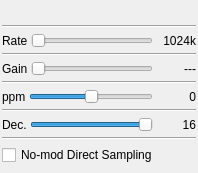
Old version of the form plugins/samplesource/rtlsdr/rtlsdrgui.ui in the repository f4exb/sdrangel.
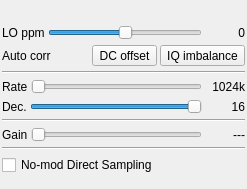
New version of the form. Custom widgets are drawn as their Qt base class.

Commit message: RTLSDR: DC offset and IQ imbalance buttons. Standard device ID in plugin

```diff
--- a/plugins/samplesource/rtlsdr/rtlsdrgui.ui
+++ b/plugins/samplesource/rtlsdr/rtlsdrgui.ui
@@ -6,8 +6,8 @@
    <rect>
     <x>0</x>
     <y>0</y>
-    <width>198</width>
-    <height>173</height>
+    <width>247</width>
+    <height>189</height>
    </rect>
   </property>
   <property name="sizePolicy">
@@ -96,6 +96,80 @@
      </item>
     </layout>
    </item>
+   <item>
+    <layout class="QGridLayout" name="gridLayout_ppm">
+     <property name="spacing">
+      <number>3</number>
+     </property>
+     <item row="0" column="1">
+      <widget class="QSlider" name="ppm">
+       <property name="minimum">
+        <number>-99</number>
+       </property>
+       <property name="pageStep">
+        <number>1</number>
+       </property>
+       <property name="orientation">
+        <enum>Qt::Horizontal</enum>
+       </property>
+      </widget>
+     </item>
+     <item row="0" column="2">
+      <widget class="QLabel" name="ppmText">
+       <property name="minimumSize">
+        <size>
+         <width>40</width>
+         <height>0</height>
+        </size>
+       </property>
+       <property name="text">
+        <string>0</string>
+       </property>
+       <property name="alignment">
+        <set>Qt::AlignRight|Qt::AlignTrailing|Qt::AlignVCenter</set>
+       </property>
+      </widget>
+     </item>
+     <item row="0" column="0">
+      <widget class="QLabel" name="ppmLabel">
+       <property name="text">
+        <string>LO ppm</string>
+       </property>
+      </widget>
+     </item>
+    </layout>
+   </item>
+   <item>
+    <layout class="QGridLayout" name="gridLayout_corr">
+     <item row="0" column="1">
+      <widget class="ButtonSwitch" name="dcOffset">
+       <property name="toolTip">
+        <string>Automatic DC offset removal</string>
+       </property>
+       <property name="text">
+        <string>DC offset</string>
+       </property>
+      </widget>
+     </item>
+     <item row="0" column="2">
+      <widget class="ButtonSwitch" name="iqImbalance">
+       <property name="toolTip">
+        <string>Automatic IQ imbalance correction</string>
+       </property>
+       <property name="text">
+        <string>IQ imbalance</string>
+       </property>
+      </widget>
+     </item>
+     <item row="0" column="0">
+      <widget class="QLabel" name="corrLabel">
+       <property name="text">
+        <string>Auto corr</string>
+       </property>
+      </widget>
+     </item>
+    </layout>
+   </item>
    <item>
     <widget class="Line" name="line_4">
      <property name="orientation">
@@ -108,6 +182,22 @@
      <property name="spacing">
       <number>3</number>
      </property>
+     <item row="0" column="2">
+      <widget class="QLabel" name="samplerateText">
+       <property name="minimumSize">
+        <size>
+         <width>40</width>
+         <height>0</height>
+        </size>
+       </property>
+       <property name="text">
+        <string>1024k</string>
+       </property>
+       <property name="alignment">
+        <set>Qt::AlignRight|Qt::AlignTrailing|Qt::AlignVCenter</set>
+       </property>
+      </widget>
+     </item>
      <item row="0" column="1">
       <widget class="QSlider" name="samplerate">
        <property name="toolTip">
@@ -137,8 +227,38 @@
        </property>
       </widget>
      </item>
+    </layout>
+   </item>
+   <item>
+    <layout class="QGridLayout" name="gridLayout_decim" columnstretch="0,0,0">
+     <property name="spacing">
+      <number>3</number>
+     </property>
+     <item row="0" column="0">
+      <widget class="QLabel" name="label_decim">
+       <property name="text">
+        <string>Dec.</string>
+       </property>
+      </widget>
+     </item>
+     <item row="0" column="1">
+      <widget class="QSlider" name="decim">
+       <property name="maximum">
+        <number>4</number>
+       </property>
+       <property name="pageStep">
+        <number>1</number>
+       </property>
+       <property name="value">
+        <number>4</number>
+       </property>
+       <property name="orientation">
+        <enum>Qt::Horizontal</enum>
+       </property>
+      </widget>
+     </item>
      <item row="0" column="2">
-      <widget class="QLabel" name="samplerateText">
+      <widget class="QLabel" name="decimText">
        <property name="minimumSize">
         <size>
          <width>40</width>
@@ -146,7 +266,7 @@
         </size>
        </property>
        <property name="text">
-        <string>1024k</string>
+        <string>16</string>
        </property>
        <property name="alignment">
         <set>Qt::AlignRight|Qt::AlignTrailing|Qt::AlignVCenter</set>
@@ -225,110 +345,7 @@
     </widget>
    </item>
    <item>
-    <layout class="QGridLayout" name="gridLayout_1">
-     <property name="spacing">
-      <number>3</number>
-     </property>
-     <item row="0" column="1">
-      <widget class="QSlider" name="ppm">
-       <property name="minimum">
-        <number>-99</number>
-       </property>
-       <property name="pageStep">
-        <number>1</number>
-       </property>
-       <property name="orientation">
-        <enum>Qt::Horizontal</enum>
-       </property>
-      </widget>
-     </item>
-     <item row="0" column="2">
-      <widget class="QLabel" name="ppmText">
-       <property name="minimumSize">
-        <size>
-         <width>40</width>
-         <height>0</height>
-        </size>
-       </property>
-       <property name="text">
-        <string>0</string>
-       </property>
-       <property name="alignment">
-        <set>Qt::AlignRight|Qt::AlignTrailing|Qt::AlignVCenter</set>
-       </property>
-      </widget>
-     </item>
-     <item row="0" column="0">
-      <widget class="QLabel" name="label_10">
-       <property name="text">
-        <string>ppm</string>
-       </property>
-      </widget>
-     </item>
-    </layout>
-   </item>
-   <item>
-    <widget class="Line" name="line_5">
-     <property name="orientation">
-      <enum>Qt::Horizontal</enum>
-     </property>
-    </widget>
-   </item>
-   <item>
-    <layout class="QGridLayout" name="gridLayout_4" columnstretch="0,0,0">
-     <property name="spacing">
-      <number>3</number>
-     </property>
-     <item row="0" column="0">
-      <widget class="QLabel" name="label_decim">
-       <property name="text">
-        <string>Dec.</string>
-       </property>
-      </widget>
-     </item>
-     <item row="0" column="1">
-      <widget class="QSlider" name="decim">
-       <property name="maximum">
-        <number>4</number>
-       </property>
-       <property name="pageStep">
-        <number>1</number>
-       </property>
-       <property name="value">
-        <number>4</number>
-       </property>
-       <property name="orientation">
-        <enum>Qt::Horizontal</enum>
-       </property>
-      </widget>
-     </item>
-     <item row="0" column="2">
-      <widget class="QLabel" name="decimText">
-       <property name="minimumSize">
-        <size>
-         <width>40</width>
-         <height>0</height>
-        </size>
-       </property>
-       <property name="text">
-        <string>16</string>
-       </property>
-       <property name="alignment">
-        <set>Qt::AlignRight|Qt::AlignTrailing|Qt::AlignVCenter</set>
-       </property>
-      </widget>
-     </item>
-    </layout>
-   </item>
-   <item>
-    <widget class="Line" name="line">
-     <property name="orientation">
-      <enum>Qt::Horizontal</enum>
-     </property>
-    </widget>
-   </item>
-   <item>
-    <layout class="QHBoxLayout" name="horizontalLayout">
+    <layout class="QHBoxLayout" name="horizontalLayout_direct">
      <item>
       <widget class="QCheckBox" name="checkBox">
        <property name="text">
```
Left out of the diff: 12 changed lines with no effect on the pictures. The commit also changes 5 other files.
